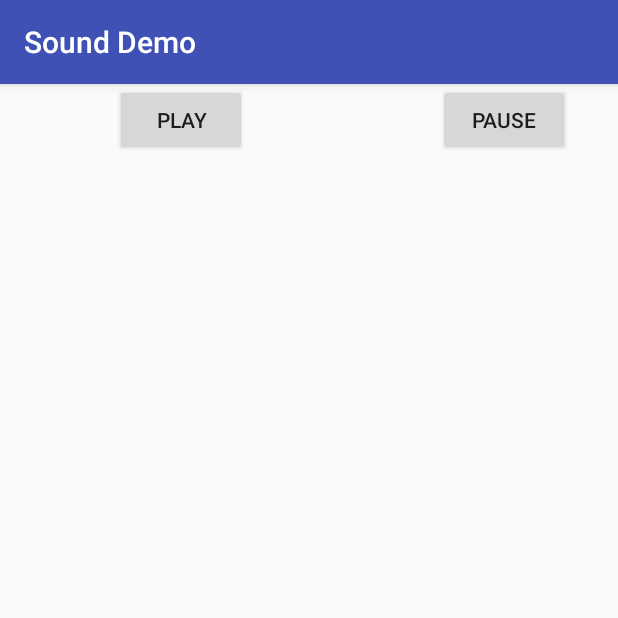
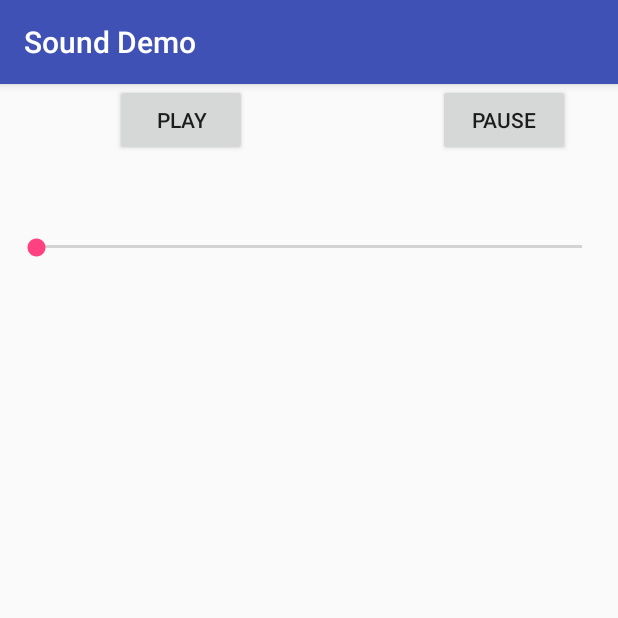
Before and after one commit to nunorpj/Android_Tests, an Android app: the screen it shows after launch (MainActivity), on a phone screen of 412 x 824 dp, the top half of it. Run offline under Robolectric (Android 15) with nearby library versions, the phone set to English and light mode, and no system bars.

Commit message:
added a sound bar

```diff
--- a/SoundDemo/app/src/main/java/nunorpj/github/com/sounddemo/MainActivity.java
+++ b/SoundDemo/app/src/main/java/nunorpj/github/com/sounddemo/MainActivity.java
@@ -1,10 +1,13 @@
 package nunorpj.github.com.sounddemo;
 
+import android.content.Context;
+import android.media.AudioManager;
 import android.support.v7.app.AppCompatActivity;
 import android.os.Bundle;
 import android.media.MediaPlayer;
 import android.view.View;
 import android.widget.Button;
+import android.widget.SeekBar;
 
 public class MainActivity extends AppCompatActivity {
 
@@ -15,7 +18,6 @@ public class MainActivity extends AppCompatActivity {
 
         final MediaPlayer mPlayer = MediaPlayer.create(this, R.raw.sound);
 
-
         Button btnPlay = (Button) findViewById(R.id.btnplay);
         btnPlay.setOnClickListener(new View.OnClickListener() {
             @Override
@@ -23,8 +25,6 @@ public class MainActivity extends AppCompatActivity {
                 mPlayer.start();
             }
         });
-
-
         Button btnPause = (Button) findViewById(R.id.btnpause);
         btnPause.setOnClickListener(new View.OnClickListener() {
             @Override
@@ -33,5 +33,37 @@ public class MainActivity extends AppCompatActivity {
             }
         });
 
+        final AudioManager audioManager = (AudioManager)getSystemService(Context.AUDIO_SERVICE);
+
+        int maxVolume = audioManager.getStreamMaxVolume(AudioManager.STREAM_MUSIC);
+        int curVolume = audioManager.getStreamVolume(AudioManager.STREAM_MUSIC);
+
+
+        SeekBar volume = (SeekBar) findViewById(R.id.seekBar);
+
+        volume.setMax(maxVolume);
+        volume.setProgress(curVolume);
+
+
+        volume.setOnSeekBarChangeListener(new SeekBar.OnSeekBarChangeListener() {
+            @Override
+            public void onProgressChanged(SeekBar seekBar, int i, boolean b) {
+
+                audioManager.setStreamVolume(AudioManager.STREAM_MUSIC, i,0);
+            }
+
+            @Override
+            public void onStartTrackingTouch(SeekBar seekBar) {
+
+            }
+
+            @Override
+            public void onStopTrackingTouch(SeekBar seekBar) {
+
+            }
+        });
+
+
+
     }
 }
--- a/SoundDemo/app/src/main/res/layout/activity_main.xml
+++ b/SoundDemo/app/src/main/res/layout/activity_main.xml
@@ -26,4 +26,15 @@
         android:text="Pause"
         app:layout_constraintEnd_toEndOf="parent"
         tools:layout_editor_absoluteY="16dp" />
+
+    <SeekBar
+        android:id="@+id/seekBar"
+        android:layout_width="0dp"
+        android:layout_height="17dp"
+        android:layout_marginEnd="8dp"
+        android:layout_marginStart="8dp"
+        android:layout_marginTop="100dp"
+        app:layout_constraintEnd_toEndOf="parent"
+        app:layout_constraintStart_toStartOf="parent"
+        app:layout_constraintTop_toTopOf="parent" />
 </android.support.constraint.ConstraintLayout>
```
